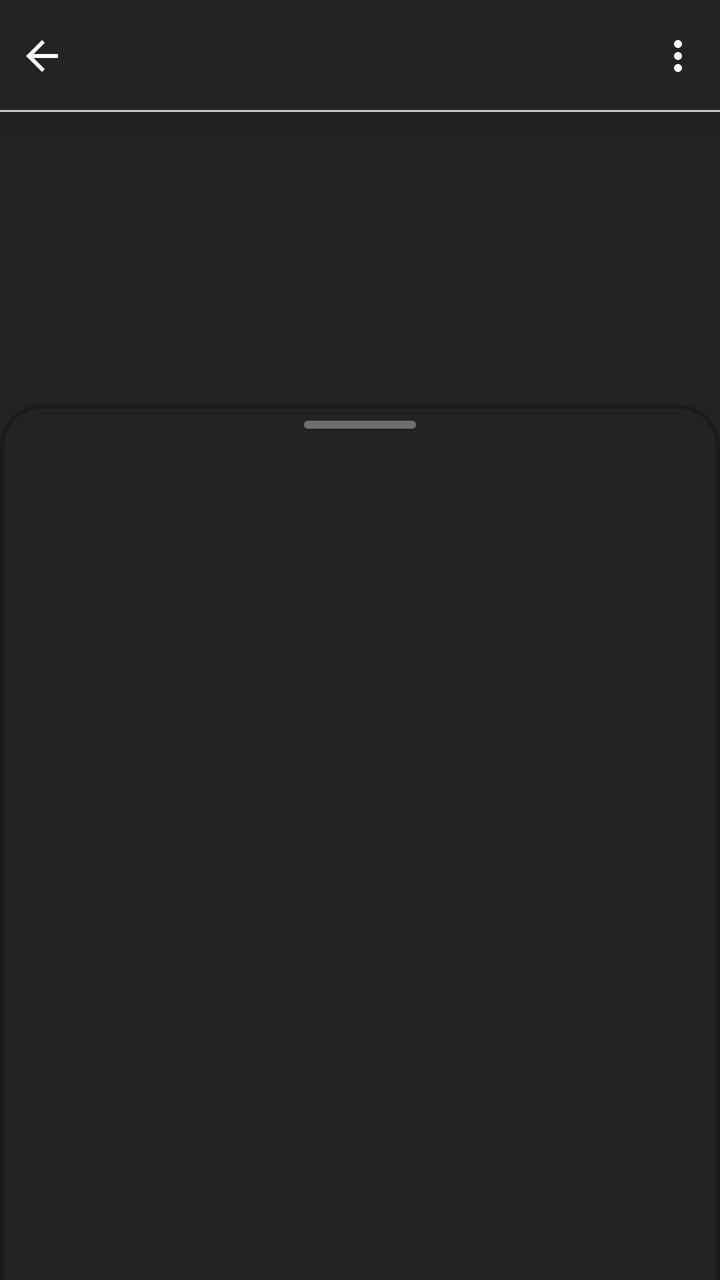
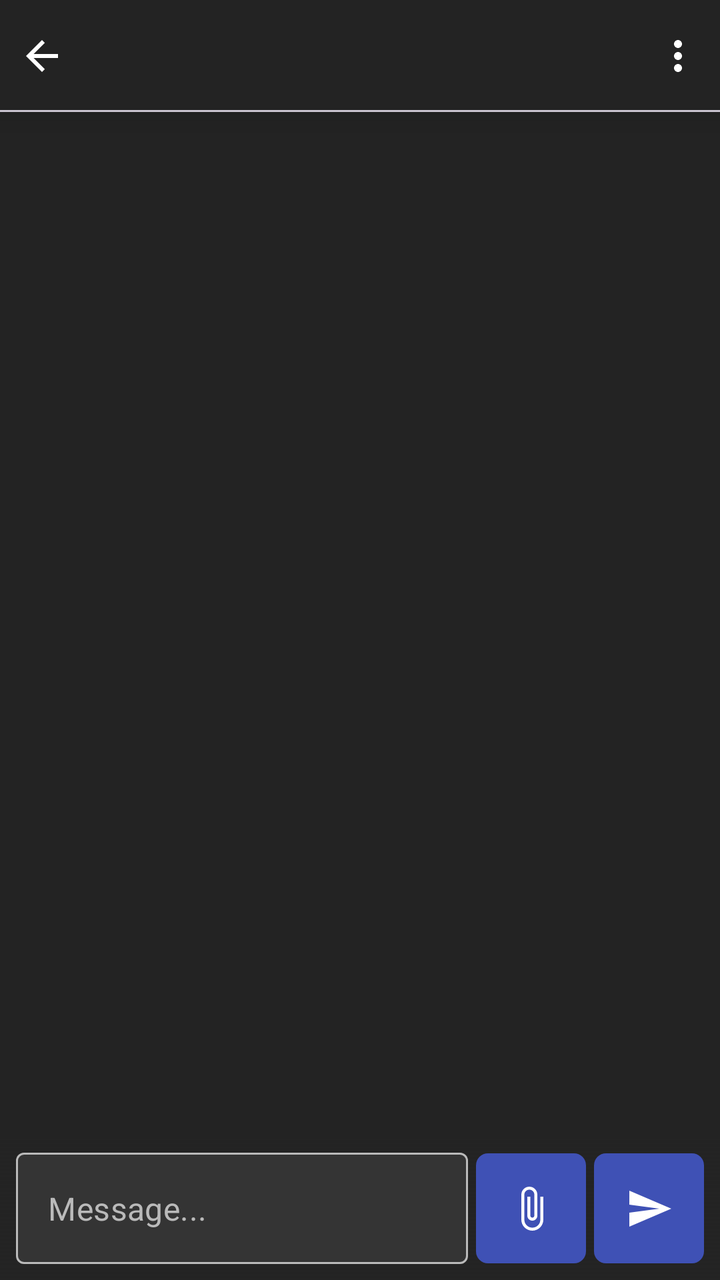

Two renders of the same Android screen: before a commit and after it. Below are the layout's source before the change and the commit's diff.
<!-- AndroidManifest.xml: application theme Theme.Oma -->
<!-- res/layout/fragment_chat.xml -->
<?xml version="1.0" encoding="utf-8"?>
<androidx.coordinatorlayout.widget.CoordinatorLayout xmlns:android="http://schemas.android.com/apk/res/android"
    xmlns:app="http://schemas.android.com/apk/res-auto"
    xmlns:tools="http://schemas.android.com/tools"
    android:layout_width="match_parent"
    android:layout_height="match_parent"
    tools:context=".ui.chat.ChatFragment">


    <androidx.constraintlayout.widget.ConstraintLayout
        android:id="@+id/action_bar_"
        android:layout_width="match_parent"
        android:layout_height="?android:attr/actionBarSize"
        android:background="@color/colorBackgroundDark"
        android:elevation="10dp"
        android:orientation="horizontal"
        android:transitionName="actionBar"
        app:layout_constraintTop_toTopOf="parent">

        <ImageButton
            android:id="@+id/back_btn"
            android:layout_width="wrap_content"
            android:layout_height="match_parent"
            android:background="@android:color/transparent"
            android:contentDescription="@string/back"
            android:minWidth="42dp"
            android:src="@drawable/ic_back"
            app:layout_constraintLeft_toLeftOf="parent"
            app:tint="@color/white"
            tools:ignore="SpeakableTextPresentCheck" />

        <TextView
            android:id="@+id/channel_name"
            android:layout_width="wrap_content"
            android:layout_height="match_parent"
            android:gravity="center_vertical"
            android:paddingStart="@dimen/x3_def_padding"
            android:paddingEnd="@dimen/x2_def_padding"
            android:textAlignment="gravity"
            android:textSize="20sp"
            android:textStyle="bold"
            app:layout_constraintLeft_toRightOf="@id/back_btn" />

        <ImageButton
            android:id="@+id/option_btn"
            android:layout_width="wrap_content"
            android:layout_height="match_parent"
            android:background="@android:color/transparent"
            android:contentDescription="@string/channel_option"
            android:minWidth="42dp"
            android:src="@drawable/ic_dots"
            app:layout_constraintRight_toRightOf="parent"
            app:tint="@color/white"
            tools:ignore="SpeakableTextPresentCheck" />

        <com.google.android.material.divider.MaterialDivider
            android:layout_width="match_parent"
            android:layout_height="wrap_content"
            android:layout_margin="0dp"
            android:padding="0dp"
            app:layout_constraintBottom_toBottomOf="parent" />
    </androidx.constraintlayout.widget.ConstraintLayout>

    <androidx.constraintlayout.widget.ConstraintLayout
        android:layout_width="match_parent"
        android:layout_height="match_parent"
        android:layout_marginTop="?android:attr/actionBarSize"
        android:background="@color/colorBackgroundDark"
        android:orientation="vertical">


        <androidx.recyclerview.widget.RecyclerView
            android:id="@+id/list_messages"
            android:layout_width="match_parent"
            android:layout_height="0dp"
            android:clipToPadding="false"
            android:paddingLeft="@dimen/x2_def_padding"
            android:paddingTop="@dimen/x2_def_padding"
            android:paddingRight="@dimen/x2_def_padding"
            android:paddingBottom="70dp"
            app:layout_constraintBottom_toBottomOf="parent"
            app:layout_constraintTop_toTopOf="parent"
            tools:listitem="@layout/chat_message">


        </androidx.recyclerview.widget.RecyclerView>

        <LinearLayout
            android:layout_width="wrap_content"
            android:id="@+id/files_selected_layout"
            android:visibility="gone"
            android:layout_height="wrap_content"
            app:layout_constraintRight_toRightOf="parent"
            android:paddingStart="@dimen/x2_def_padding"
            android:paddingEnd="@dimen/x2_def_padding"
            android:paddingTop="@dimen/x0.5_def_padding"
            android:paddingBottom="@dimen/x0.5_def_padding"
            android:layout_marginEnd="@dimen/x2_def_padding"
            android:background="@drawable/bg_clear_files"
            app:layout_constraintBottom_toTopOf="@id/layout_send_message">

            <TextView
                android:id="@+id/files_text"
                android:layout_width="wrap_content"
                android:layout_height="wrap_content"
                android:layout_gravity="center_vertical"
                android:text="files: 4" />

            <ImageButton
                android:layout_marginStart="@dimen/x2_def_padding"
                android:layout_width="35dp"
                android:layout_height="35dp"
                android:src="@drawable/ic_cancel"
                android:id="@+id/clear_file_btn"
                android:background="@color/transparent" />
        </LinearLayout>

        <LinearLayout
            android:id="@+id/layout_send_message"
            android:layout_width="match_parent"
            android:layout_height="wrap_content"
            android:background="@drawable/bg_gradient"
            android:orientation="horizontal"
            android:padding="@dimen/x2_def_padding"
            app:layout_constraintBottom_toBottomOf="parent">

            <com.google.android.material.textfield.TextInputLayout
                style="@style/Widget.Oma.SendMessageBar"
                android:layout_width="0dp"
                android:layout_height="wrap_content"
                android:layout_weight="1"
                android:maxLines="1"
                app:hintEnabled="false"
                app:layout_constraintBottom_toBottomOf="parent">

                <com.google.android.material.textfield.TextInputEditText
                    android:id="@+id/message_box"
                    android:layout_width="match_parent"
                    android:layout_height="wrap_content"
                    android:hint="@string/message"
                    android:maxLines="4" />
            </com.google.android.material.textfield.TextInputLayout>

            <Space
                android:layout_width="@dimen/def_padding"
                android:layout_height="1dp" />

            <ImageButton
                android:id="@+id/attachment_btn"
                android:layout_width="55dp"
                android:layout_height="55dp"
                android:layout_gravity="center_vertical"
                android:background="@drawable/bg_btn"
                android:contentDescription="@string/add_attachment"
                android:src="@drawable/ic_attachment_file"
                app:tint="@color/white" />

            <Space
                android:layout_width="@dimen/def_padding"
                android:layout_height="1dp" />

            <androidx.appcompat.widget.AppCompatImageButton
                android:id="@+id/send_btn"
                android:layout_width="55dp"
                android:layout_height="55dp"
                android:layout_gravity="center_vertical"
                android:background="@drawable/bg_btn"
                android:contentDescription="@string/add_attachment"
                android:src="@drawable/ic_send"
                app:tint="@color/white" />

        </LinearLayout>


    </androidx.constraintlayout.widget.ConstraintLayout>

    <androidx.recyclerview.widget.RecyclerView
        android:id="@+id/bottom_sheet_attachmentType"
        android:background="@drawable/bg_attachemt_type"
        android:layout_width="match_parent"
        android:layout_height="wrap_content"
        android:orientation="horizontal"
        android:visibility="gone"
        android:elevation="7dp"
        android:layout_gravity="bottom"></androidx.recyclerview.widget.RecyclerView>

    <androidx.constraintlayout.widget.ConstraintLayout
        android:id="@+id/bottom_sheet"
        android:layout_width="match_parent"
        android:layout_height="match_parent"
        android:background="@drawable/bg_top"
        android:elevation="6dp"
        android:orientation="vertical"
        app:layout_behavior="com.google.android.material.bottomsheet.BottomSheetBehavior">

        <View
            android:id="@+id/hui"
            app:layout_constraintTop_toTopOf="parent"
            app:layout_constraintLeft_toLeftOf="parent"
            app:layout_constraintRight_toRightOf="parent"
            android:layout_width="@dimen/status_bar_height"
            android:layout_height="4dp"
            android:layout_gravity="center_horizontal"
            android:layout_marginTop="@dimen/x2_def_padding"
            android:background="@drawable/bg_handle" />

        <androidx.recyclerview.widget.RecyclerView
            android:padding="@dimen/x2_def_padding"
            app:layout_constraintTop_toBottomOf="@id/hui"
            android:id="@+id/bottom_sheet_itemList"
            android:layout_width="match_parent"
            android:layout_height="0dp"
            app:layout_constraintBottom_toBottomOf="parent"
            android:layout_marginTop="@dimen/x2_def_padding"
            android:orientation="vertical"></androidx.recyclerview.widget.RecyclerView>
    </androidx.constraintlayout.widget.ConstraintLayout>

</androidx.coordinatorlayout.widget.CoordinatorLayout>
<!-- res/layout/chat_message.xml (included above) -->
<?xml version="1.0" encoding="utf-8"?>
<LinearLayout xmlns:android="http://schemas.android.com/apk/res/android"
    xmlns:app="http://schemas.android.com/apk/res-auto"
    android:layout_width="match_parent"
    android:layout_height="wrap_content"
    android:orientation="horizontal"
    android:id="@+id/tv_message_list"
    android:paddingVertical="4dp">

    <LinearLayout
        android:layout_width="0dp"
        android:layout_height="wrap_content"
        android:layout_weight="1"
        android:background="@drawable/bg_message_bubble"
        android:orientation="vertical">

        <LinearLayout
            android:id="@+id/headerContainer"
            android:layout_width="match_parent"
            android:layout_height="wrap_content"
            android:layout_marginStart="@dimen/x3_def_padding"
            android:layout_marginTop="@dimen/x2_def_padding"
            android:layout_marginEnd="@dimen/x3_def_padding"
            android:orientation="horizontal"
            android:visibility="visible">

            <TextView
                android:id="@+id/tvNickname"
                android:layout_width="wrap_content"
                android:layout_height="wrap_content"
                android:textColor="@color/colorForegroundLight"
                android:textSize="14sp"
                android:textStyle="bold" />

            <Space
                android:layout_width="0dp"
                android:layout_height="0dp"
                android:layout_weight="1" />

            <TextView
                android:id="@+id/tvTimestamp"
                android:layout_width="wrap_content"
                android:layout_height="wrap_content"
                android:layout_marginStart="8dp"
                android:textColor="@color/colorQuietText"
                android:textSize="12sp" />

        </LinearLayout>


        <com.google.android.material.divider.MaterialDivider
            android:layout_width="match_parent"
            android:layout_height="wrap_content"
            android:layout_marginStart="@dimen/x3_def_padding"
            android:layout_marginTop="@dimen/def_padding"
            android:layout_marginEnd="@dimen/x3_def_padding" />

        <androidx.appcompat.widget.LinearLayoutCompat
            android:layout_width="match_parent"
            android:layout_height="wrap_content"
            android:orientation="vertical"
            android:padding="@dimen/x3_def_padding"

            android:id="@+id/tvMessageLinearLayout"
            app:divider="@drawable/base_divider">

        </androidx.appcompat.widget.LinearLayoutCompat>

    </LinearLayout>

</LinearLayout>
<!-- resources referenced by this layout -->
<resources>
  <color name="colorBackgroundDark">#232323</color>
  <color name="colorForegroundLight">#FFFFFF</color>
  <color name="colorQuietText">#BABABA</color>
  <color name="transparent">@android:color/transparent</color>
  <color name="white">#FFFFFFFF</color>
  <dimen name="def_padding">4dp</dimen>
  <dimen name="status_bar_height">56dp</dimen>
  <dimen name="x0.5_def_padding">2dp</dimen>
  <dimen name="x2_def_padding">8dp</dimen>
  <dimen name="x3_def_padding">16dp</dimen>
  <!-- drawable base_divider (drawable) -->
  <?xml version="1.0" encoding="utf-8"?>
  <shape xmlns:android="http://schemas.android.com/apk/res/android">
      <size
          android:width="10dp"
          android:height="10dp" />
  </shape>
  <!-- drawable bg_attachemt_type (drawable) -->
  <?xml version="1.0" encoding="utf-8"?>
  <layer-list xmlns:android="http://schemas.android.com/apk/res/android">
  
      
      <item>
          <shape android:shape="rectangle">
              <solid android:color="@color/colorBackgroundDark" />
          </shape>
      </item>
  
      
      
      
      
      
      
  
  </layer-list>
  <!-- drawable bg_clear_files (drawable) -->
  <?xml version="1.0" encoding="utf-8"?>
  <shape xmlns:android="http://schemas.android.com/apk/res/android"
      android:shape="rectangle">
      <solid android:color="#7FBABABA" />
      <corners android:radius="@dimen/x2_def_padding" />
  </shape>
  <!-- drawable bg_gradient (drawable) -->
  <?xml version="1.0" encoding="utf-8"?>
  <shape xmlns:android="http://schemas.android.com/apk/res/android"
      android:shape="rectangle">
  
      <gradient
          android:startColor="@android:color/transparent"
          android:endColor="@color/colorBackgroundDark"
          android:angle="270" />
  
  </shape>
  <!-- drawable bg_handle (drawable) -->
  <?xml version="1.0" encoding="utf-8"?>
  <shape xmlns:android="http://schemas.android.com/apk/res/android"
      android:shape="rectangle">
      <solid android:color="#7FBABABA" />
      <corners android:radius="2dp" />
  </shape>
  <!-- drawable bg_message_bubble (drawable) -->
  <?xml version="1.0" encoding="utf-8"?>
  <shape xmlns:android="http://schemas.android.com/apk/res/android">
      <solid android:color="@color/colorMessageBackground" />
      <corners android:radius="16dp" />
  </shape>
  <!-- drawable bg_top (drawable) -->
  <?xml version="1.0" encoding="utf-8"?>
  <selector xmlns:android="http://schemas.android.com/apk/res/android">
      <item>
          <shape android:shape="rectangle">
              <solid android:color="@color/colorBackgroundDark" />
              <stroke android:color="@color/morecolorSidebarBackground" android:width="2dp" />
              <corners android:topRightRadius="20dp" android:topLeftRadius="20dp" />
          </shape>
      </item>
  </selector>
  <string name="add_attachment">add attachment</string>
  <string name="back">back</string>
  <string name="channel_option">channel option</string>
  <string name="message">Message...</string>
  <style name="Widget.Oma.SendMessageBar" parent="Widget.Oma.TextInputLayout">
  
      </style>
  <color name="colorMessageInteractive">#3F51B5
      </color>
  <color name="colorMessageBackground">#343434</color>
  <color name="morecolorSidebarBackground">#1A1A1A</color>
  <color name="colorContrastBackground">#3F51B5</color>
  <color name="colorMoreContrastBackground">#214096</color>
  <color name="colorGreen">#008B00</color>
  <color name="colorBlack">#000000</color>
  <color name="colorSidebarBackground">#1A1A1A</color>
  <style name="MyPopupMenu" parent="Widget.AppCompat.PopupMenu">
          <item name="android:popupBackground">@color/svg_icon_background</item>
      </style>
  <color name="colorDangerous">#E53935</color>
  <color name="colorInputBackground">#343434</color>
  <color name="svg_icon_background">#333A30</color>
  <!-- unchanged entries left out for length: 8 -->
</resources>

<!-- the commit's change to res/layout/fragment_chat.xml (unified diff, before → after) -->
@@ -174,46 +174,8 @@
 
     </androidx.constraintlayout.widget.ConstraintLayout>
 
-    <androidx.recyclerview.widget.RecyclerView
-        android:id="@+id/bottom_sheet_attachmentType"
-        android:background="@drawable/bg_attachemt_type"
-        android:layout_width="match_parent"
-        android:layout_height="wrap_content"
-        android:orientation="horizontal"
-        android:visibility="gone"
-        android:elevation="7dp"
-        android:layout_gravity="bottom"></androidx.recyclerview.widget.RecyclerView>
-
-    <androidx.constraintlayout.widget.ConstraintLayout
-        android:id="@+id/bottom_sheet"
-        android:layout_width="match_parent"
-        android:layout_height="match_parent"
-        android:background="@drawable/bg_top"
-        android:elevation="6dp"
-        android:orientation="vertical"
-        app:layout_behavior="com.google.android.material.bottomsheet.BottomSheetBehavior">
-
-        <View
-            android:id="@+id/hui"
-            app:layout_constraintTop_toTopOf="parent"
-            app:layout_constraintLeft_toLeftOf="parent"
-            app:layout_constraintRight_toRightOf="parent"
-            android:layout_width="@dimen/status_bar_height"
-            android:layout_height="4dp"
-            android:layout_gravity="center_horizontal"
-            android:layout_marginTop="@dimen/x2_def_padding"
-            android:background="@drawable/bg_handle" />
-
-        <androidx.recyclerview.widget.RecyclerView
-            android:padding="@dimen/x2_def_padding"
-            app:layout_constraintTop_toBottomOf="@id/hui"
-            android:id="@+id/bottom_sheet_itemList"
-            android:layout_width="match_parent"
-            android:layout_height="0dp"
-            app:layout_constraintBottom_toBottomOf="parent"
-            android:layout_marginTop="@dimen/x2_def_padding"
-            android:orientation="vertical"></androidx.recyclerview.widget.RecyclerView>
-    </androidx.constraintlayout.widget.ConstraintLayout>
+
+
 
 </androidx.coordinatorlayout.widget.CoordinatorLayout>
 <!-- res/layout/chat_message.xml (included above) -->
<!-- resource entries referenced after the edit -->
@@ -6,7 +6,6 @@
   <color name="transparent">@android:color/transparent</color>
   <color name="white">#FFFFFFFF</color>
   <dimen name="def_padding">4dp</dimen>
-  <dimen name="status_bar_height">56dp</dimen>
   <dimen name="x0.5_def_padding">2dp</dimen>
   <dimen name="x2_def_padding">8dp</dimen>
   <dimen name="x3_def_padding">16dp</dimen>
@@ -17,25 +16,6 @@
           android:width="10dp"
           android:height="10dp" />
   </shape>
-  <!-- drawable bg_attachemt_type (drawable) -->
-  <?xml version="1.0" encoding="utf-8"?>
-  <layer-list xmlns:android="http://schemas.android.com/apk/res/android">
-  
-      
-      <item>
-          <shape android:shape="rectangle">
-              <solid android:color="@color/colorBackgroundDark" />
-          </shape>
-      </item>
-  
-      
-      
-      
-      
-      
-      
-  
-  </layer-list>
   <!-- drawable bg_clear_files (drawable) -->
   <?xml version="1.0" encoding="utf-8"?>
   <shape xmlns:android="http://schemas.android.com/apk/res/android"
@@ -54,30 +34,12 @@
           android:angle="270" />
   
   </shape>
-  <!-- drawable bg_handle (drawable) -->
-  <?xml version="1.0" encoding="utf-8"?>
-  <shape xmlns:android="http://schemas.android.com/apk/res/android"
-      android:shape="rectangle">
-      <solid android:color="#7FBABABA" />
-      <corners android:radius="2dp" />
-  </shape>
   <!-- drawable bg_message_bubble (drawable) -->
   <?xml version="1.0" encoding="utf-8"?>
   <shape xmlns:android="http://schemas.android.com/apk/res/android">
       <solid android:color="@color/colorMessageBackground" />
       <corners android:radius="16dp" />
   </shape>
-  <!-- drawable bg_top (drawable) -->
-  <?xml version="1.0" encoding="utf-8"?>
-  <selector xmlns:android="http://schemas.android.com/apk/res/android">
-      <item>
-          <shape android:shape="rectangle">
-              <solid android:color="@color/colorBackgroundDark" />
-              <stroke android:color="@color/morecolorSidebarBackground" android:width="2dp" />
-              <corners android:topRightRadius="20dp" android:topLeftRadius="20dp" />
-          </shape>
-      </item>
-  </selector>
   <string name="add_attachment">add attachment</string>
   <string name="back">back</string>
   <string name="channel_option">channel option</string>
@@ -88,7 +50,6 @@
   <color name="colorMessageInteractive">#3F51B5
       </color>
   <color name="colorMessageBackground">#343434</color>
-  <color name="morecolorSidebarBackground">#1A1A1A</color>
   <color name="colorContrastBackground">#3F51B5</color>
   <color name="colorMoreContrastBackground">#214096</color>
   <color name="colorGreen">#008B00</color>
